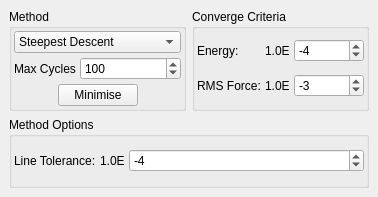
This is src/gui/minimiser.ui in trisyoungs/aten as Qt 5 draws it before an edit. The edited form follows.
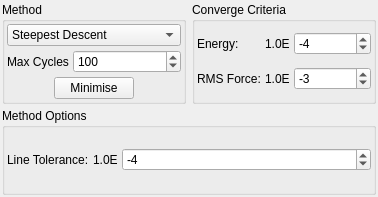
This is the edited form. Icons and pictures are not drawn.

The edit to the form file:
```diff
--- a/src/gui/minimiser.ui
+++ b/src/gui/minimiser.ui
@@ -17,10 +17,10 @@
   </property>
   <layout class="QVBoxLayout" >
    <property name="margin" >
-    <number>9</number>
+    <number>2</number>
    </property>
    <property name="spacing" >
-    <number>6</number>
+    <number>4</number>
    </property>
    <item>
     <layout class="QHBoxLayout" >
```
